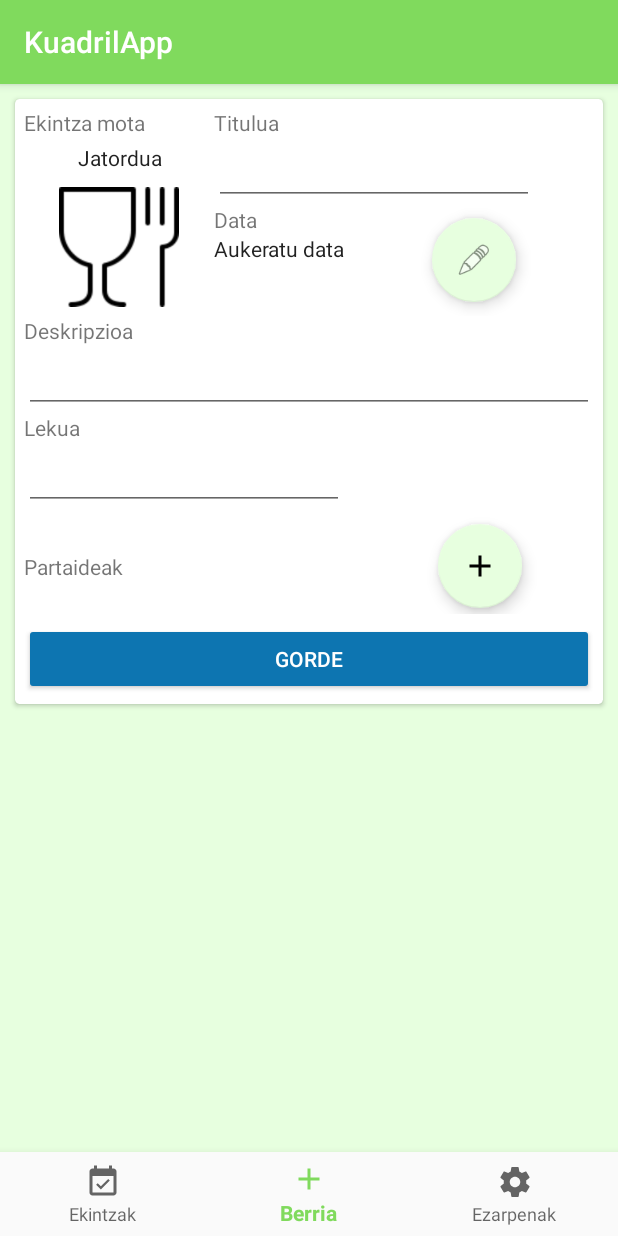
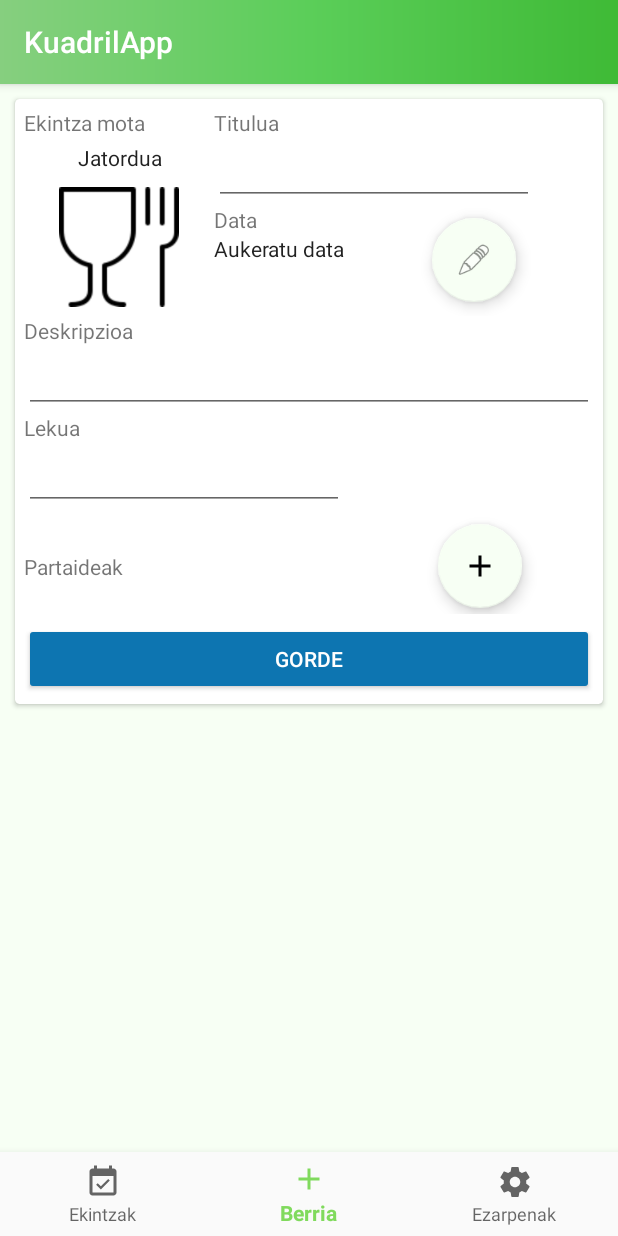
Before and after one commit to XabinCoffee/KuadrilApp, an Android app: the screen it shows after launch once a user with an empty profile is signed in (FrontpageActivity), item 2 of the bottom bar chosen, on a phone screen of 412 x 824 dp. Run offline under Robolectric (Android 15) with nearby library versions, the phone set to English and light mode, and no system bars; our stand-ins replace Firebase (no records; nobody signed in at launch, a user with empty details on screens opened directly).

Commit message:
UI changes

```diff
--- a/app/src/main/java/com/kapp/rxabin/kuadrilapp/FrontpageActivity.java
+++ b/app/src/main/java/com/kapp/rxabin/kuadrilapp/FrontpageActivity.java
@@ -5,6 +5,8 @@ import android.app.DatePickerDialog;
 import android.app.Dialog;
 import android.app.TimePickerDialog;
 import android.content.DialogInterface;
+import android.graphics.drawable.Drawable;
+import android.os.Build;
 import android.support.v4.app.Fragment;
 import android.support.annotation.NonNull;
 import android.support.design.widget.BottomNavigationView;
@@ -18,6 +20,8 @@ import android.util.Log;
 import android.view.LayoutInflater;
 import android.view.MenuItem;
 import android.view.View;
+import android.view.Window;
+import android.view.WindowManager;
 import android.widget.ArrayAdapter;
 import android.widget.DatePicker;
 import android.widget.EditText;
@@ -57,8 +61,19 @@ public class FrontpageActivity extends AppCompatActivity implements BottomNaviga
 
     @Override
     protected void onCreate(Bundle savedInstanceState) {
+
+        if (Build.VERSION.SDK_INT >= Build.VERSION_CODES.LOLLIPOP) {
+            Window window = getWindow();
+            Drawable background = getResources().getDrawable(R.drawable.kuadrilapp_gradient);
+            window.addFlags(WindowManager.LayoutParams.FLAG_DRAWS_SYSTEM_BAR_BACKGROUNDS);
+            window.setStatusBarColor(getResources().getColor(R.color.transparent));
+            window.setNavigationBarColor(getResources().getColor(R.color.transparent));
+            window.setBackgroundDrawable(background);
+        }
+
         super.onCreate(savedInstanceState);
         setContentView(R.layout.activity_frontpage);
+
 
         navigation = (BottomNavigationView) findViewById(R.id.navigation);
         navigation.setOnNavigationItemSelectedListener(this);
--- a/app/src/main/java/com/kapp/rxabin/kuadrilapp/MainActivity.java
+++ b/app/src/main/java/com/kapp/rxabin/kuadrilapp/MainActivity.java
@@ -3,6 +3,8 @@ package com.kapp.rxabin.kuadrilapp;
 import android.content.Intent;
 import android.content.SharedPreferences;
 import android.content.res.Resources;
+import android.graphics.drawable.Drawable;
+import android.os.Build;
 import android.preference.PreferenceManager;
 import android.support.annotation.NonNull;
 import android.support.v7.app.AppCompatActivity;
@@ -11,6 +13,8 @@ import android.text.TextUtils;
 import android.util.DisplayMetrics;
 import android.util.Log;
 import android.view.View;
+import android.view.Window;
+import android.view.WindowManager;
 import android.widget.EditText;
 import android.widget.ProgressBar;
 import android.widget.Toast;
@@ -39,6 +43,15 @@ public class MainActivity extends AppCompatActivity {
     protected void onCreate(Bundle savedInstanceState) {
 
         loadLang();
+
+        if (Build.VERSION.SDK_INT >= Build.VERSION_CODES.LOLLIPOP) {
+            Window window = getWindow();
+            Drawable background = getResources().getDrawable(R.drawable.kuadrilapp_gradient);
+            window.addFlags(WindowManager.LayoutParams.FLAG_DRAWS_SYSTEM_BAR_BACKGROUNDS);
+            window.setStatusBarColor(getResources().getColor(R.color.transparent));
+            window.setNavigationBarColor(getResources().getColor(R.color.transparent));
+            window.setBackgroundDrawable(background);
+        }
 
         super.onCreate(savedInstanceState);
         setContentView(R.layout.activity_main);
--- a/app/src/main/res/drawable/kuadrilapp_gradient.xml
+++ b/app/src/main/res/drawable/kuadrilapp_gradient.xml
@@ -2,8 +2,8 @@
     xmlns:android="http://schemas.android.com/apk/res/android"
     android:shape="rectangle">
     <gradient
-        android:startColor="#b0f5aa"
-        android:centerColor="#65de64"
-        android:endColor="#14ed05"
+        android:startColor="#86cf7f"
+        android:centerColor="#5bce59"
+        android:endColor="#3fba36"
         android:angle="0" />
 </shape>
--- a/app/src/main/res/layout/event_row.xml
+++ b/app/src/main/res/layout/event_row.xml
@@ -12,7 +12,8 @@
         app:cardCornerRadius="3dp"
         app:cardElevation="2dp"
         app:cardUseCompatPadding="true"
-        app:contentPadding="4dp">
+        app:contentPadding="4dp"
+        android:foreground="?android:attr/selectableItemBackground">
 
         <LinearLayout
             android:layout_width="match_parent"
--- a/app/src/main/res/values/colors.xml
+++ b/app/src/main/res/values/colors.xml
@@ -8,5 +8,6 @@
     <color name="grey_300">#f5f5f5</color>
 
     <color name="link">#13b7d4</color>
-    <color name="background">#e7ffdf</color>
+    <color name="background">#f7fff4</color>
+    <color name="transparent">#00ffffff</color>
 </resources>
--- a/app/src/main/res/values/styles.xml
+++ b/app/src/main/res/values/styles.xml
@@ -6,7 +6,20 @@
         <item name="colorPrimary">@color/colorPrimary</item>
         <item name="colorPrimaryDark">@color/colorPrimaryDark</item>
         <item name="colorAccent">@color/colorAccent</item>
+        <item name="actionBarStyle">@style/MyActionBar</item>
     </style>
+
+
+    <style name="MyActionBar" parent="@style/Widget.AppCompat.Light.ActionBar.Solid.Inverse">
+        <item name="android:background">@drawable/kuadrilapp_gradient</item>
+        <!-- Support library compatibility -->
+        <item name="background">@drawable/kuadrilapp_gradient</item>
+    </style>
+
+
+
+
+
 
     <!-- Activity with no Title -->
     <style name="ThemeOverlay.MyNoTitleActivity" parent="AppTheme">
```
Also changed, not shown: app/src/main/java/com/kapp/rxabin/kuadrilapp/ReadEventActivity.java (+14 -0 lines), app/src/main/res/layout/activity_read_event.xml (+5 -4 lines), 789 other files.
